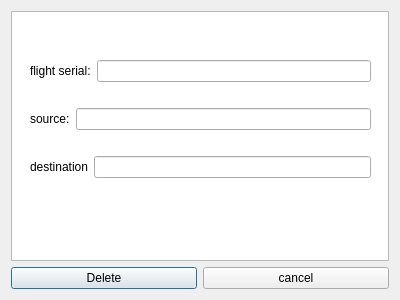
Before: the Qt Designer form MyProj/deleteflight.ui in shahabbadihi/airport_managementt, drawn with Qt 5.
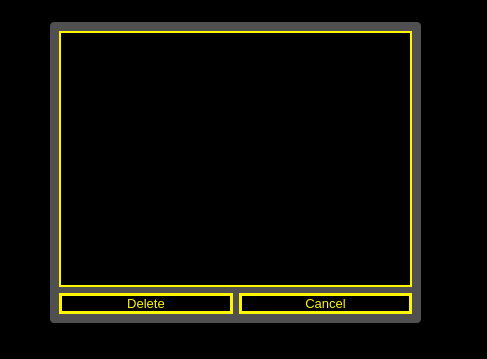
After: the same form once the commit is applied.

Diff of the .ui file:
```diff
--- a/MyProj/deleteflight.ui
+++ b/MyProj/deleteflight.ui
@@ -6,86 +6,114 @@
    <rect>
     <x>0</x>
     <y>0</y>
-    <width>400</width>
-    <height>300</height>
+    <width>487</width>
+    <height>359</height>
    </rect>
   </property>
   <property name="windowTitle">
    <string>Dialog</string>
   </property>
-  <layout class="QVBoxLayout" name="verticalLayout">
-   <item>
-    <widget class="QListView" name="listView"/>
-   </item>
-   <item>
-    <layout class="QHBoxLayout" name="horizontalLayout_4">
-     <item>
-      <widget class="QPushButton" name="pushButton_2">
-       <property name="text">
-        <string>Delete</string>
-       </property>
-      </widget>
-     </item>
-     <item>
-      <widget class="QPushButton" name="pushButton">
-       <property name="text">
-        <string>cancel</string>
-       </property>
-      </widget>
-     </item>
-    </layout>
-   </item>
-  </layout>
-  <widget class="QWidget" name="layoutWidget">
+  <property name="styleSheet">
+   <string notr="true">* {
+	font-size: 10pt;
+}
+
+QDialog {
+	
+	background-color: rgb(0, 0, 0);
+}
+
+
+QPushButton {
+	background-color: rgb(0, 0, 0);
+	color: rgb(255, 246, 0);
+	border: 3px solid #fff600;
+}
+
+QPushButton:hover {
+	background-color: #fff600;
+	color: black;
+}
+
+QListView {
+    background-color: black;
+	border: 2px solid #fff600; 
+}
+
+QListView {
+    show-decoration-selected: 1; /* make the selection span the entire width of the view */
+}
+
+QListView::item {
+	color: #fff600;
+	border-bottom: 1px solid #fff600;
+}
+
+QListView::item:alternate {
+    background: #EEEEEE;
+}
+
+QListView::item:selected {
+    border: 1px solid #fff600;
+}
+
+QListView::item:selected:!active {
+    background: qlineargradient(x1: 0, y1: 0, x2: 0, y2: 1,
+                                stop: 0 #ABAFE5, stop: 1 #8588B2);
+}
+
+QListView::item:selected:active {
+    background: #fff600;
+	color: black;
+}
+
+QListView::item:hover {
+    background: qlineargradient(spread:pad, x1:0, y1:0, x2:1, y2:1, stop:0.181818 rgba(255, 255, 0, 255), stop:0.857955 rgba(0, 0, 0, 255));
+	color: black;
+}
+
+#frame {
+	
+	background-color: rgb(255, 255, 255, 80);
+	border-radius: 4px;
+}
+</string>
+  </property>
+  <widget class="QFrame" name="frame">
    <property name="geometry">
     <rect>
-     <x>30</x>
-     <y>40</y>
-     <width>341</width>
-     <height>161</height>
+     <x>50</x>
+     <y>22</y>
+     <width>371</width>
+     <height>301</height>
     </rect>
    </property>
-   <layout class="QVBoxLayout" name="verticalLayout">
+   <property name="frameShape">
+    <enum>QFrame::StyledPanel</enum>
+   </property>
+   <property name="frameShadow">
+    <enum>QFrame::Raised</enum>
+   </property>
+   <layout class="QVBoxLayout" name="verticalLayout_2">
     <item>
-     <layout class="QHBoxLayout" name="horizontalLayout">
-      <item>
-       <widget class="QLabel" name="label">
-        <property name="text">
-         <string>flight serial:</string>
-        </property>
-       </widget>
-      </item>
-      <item>
-       <widget class="QLineEdit" name="flightsSerialTxt"/>
-      </item>
-     </layout>
+     <widget class="QListView" name="listView"/>
     </item>
     <item>
-     <layout class="QHBoxLayout" name="horizontalLayout_2">
+     <layout class="QHBoxLayout" name="horizontalLayout_4">
       <item>
-       <widget class="QLabel" name="label_2">
+       <widget class="QPushButton" name="pushButton_2">
         <property name="text">
-         <string>source:</string>
+         <string>Delete</string>
         </property>
        </widget>
       </item>
       <item>
-       <widget class="QLineEdit" name="flightSourceTxt"/>
-      </item>
-     </layout>
-    </item>
-    <item>
-     <layout class="QHBoxLayout" name="horizontalLayout_3">
-      <item>
-       <widget class="QLabel" name="label_3">
+       <widget class="QPushButton" name="pushButton">
         <property name="text">
-         <string>destination</string>
+         <string>Cancel</string>
         </property>
        </widget>
       </item>
-      <item>
-       <widget class="QLineEdit" name="flightDestinationTxt"/>
-      </item>
      </layout>
     </item>
    </layout>
```
